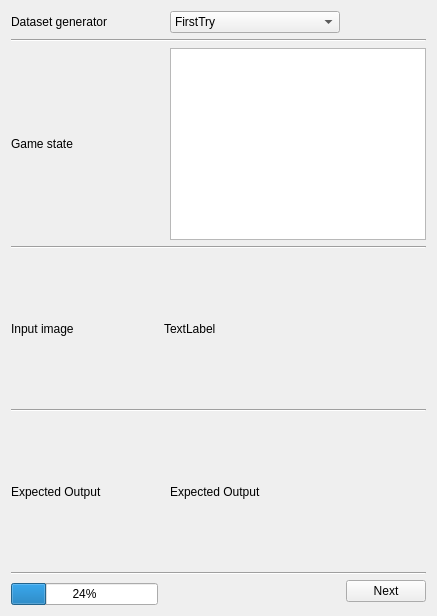
Old version of the form src/alphaDots/mldataview.ui in the repository ofenrohr/ksquares.
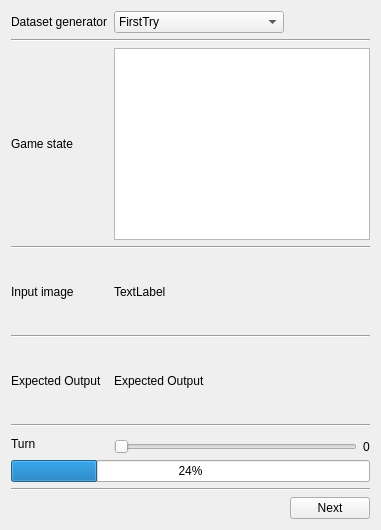
New version of the form.

Patch:
```diff
--- a/src/alphaDots/mldataview.ui
+++ b/src/alphaDots/mldataview.ui
@@ -6,8 +6,8 @@
    <rect>
     <x>0</x>
     <y>0</y>
-    <width>437</width>
-    <height>616</height>
+    <width>381</width>
+    <height>530</height>
    </rect>
   </property>
   <property name="windowTitle">
@@ -21,7 +21,7 @@
      </property>
     </widget>
    </item>
-   <item row="0" column="2">
+   <item row="0" column="1">
     <widget class="QComboBox" name="generatorSelector">
      <item>
       <property name="text">
@@ -45,7 +45,7 @@
      </item>
     </widget>
    </item>
-   <item row="1" column="0" colspan="4">
+   <item row="1" column="0" colspan="3">
     <widget class="Line" name="line_4">
      <property name="orientation">
       <enum>Qt::Horizontal</enum>
@@ -59,7 +59,7 @@
      </property>
     </widget>
    </item>
-   <item row="2" column="2" colspan="2">
+   <item row="2" column="1" colspan="2">
     <widget class="QGraphicsView" name="gameStateView">
      <property name="baseSize">
       <size>
@@ -69,7 +69,7 @@
      </property>
     </widget>
    </item>
-   <item row="3" column="0" colspan="4">
+   <item row="3" column="0" colspan="3">
     <widget class="Line" name="line_2">
      <property name="orientation">
       <enum>Qt::Horizontal</enum>
@@ -96,7 +96,7 @@
      </property>
     </widget>
    </item>
-   <item row="5" column="0" colspan="4">
+   <item row="5" column="0" colspan="3">
     <widget class="Line" name="line">
      <property name="orientation">
       <enum>Qt::Horizontal</enum>
@@ -110,7 +110,7 @@
      </property>
     </widget>
    </item>
-   <item row="6" column="2">
+   <item row="6" column="1" colspan="2">
     <widget class="QLabel" name="outputLbl">
      <property name="sizePolicy">
       <sizepolicy hsizetype="Expanding" vsizetype="Expanding">
@@ -123,27 +123,81 @@
      </property>
     </widget>
    </item>
-   <item row="7" column="0" rowspan="2" colspan="4">
+   <item row="7" column="0" colspan="3">
     <widget class="Line" name="line_3">
      <property name="orientation">
       <enum>Qt::Horizontal</enum>
      </property>
     </widget>
    </item>
-   <item row="8" column="3" rowspan="2">
-    <widget class="QPushButton" name="nextBtn">
+   <item row="8" column="0" rowspan="2">
+    <widget class="QLabel" name="label_5">
      <property name="text">
-      <string>Next</string>
+      <string>Turn </string>
      </property>
     </widget>
    </item>
-   <item row="9" column="0">
+   <item row="9" column="1" colspan="2">
+    <layout class="QHBoxLayout" name="horizontalLayout">
+     <item>
+      <widget class="QSlider" name="turnSlider">
+       <property name="orientation">
+        <enum>Qt::Horizontal</enum>
+       </property>
+       <property name="tickPosition">
+        <enum>QSlider::NoTicks</enum>
+       </property>
+      </widget>
+     </item>
+     <item>
+      <widget class="QLabel" name="turnLbl">
+       <property name="text">
+        <string>0</string>
+       </property>
+      </widget>
+     </item>
+    </layout>
+   </item>
+   <item row="10" column="0" colspan="3">
     <widget class="QProgressBar" name="progressBar">
      <property name="value">
       <number>24</number>
      </property>
     </widget>
    </item>
+   <item row="11" column="0" colspan="3">
+    <widget class="Line" name="line_5">
+     <property name="orientation">
+      <enum>Qt::Horizontal</enum>
+     </property>
+    </widget>
+   </item>
+   <item row="12" column="0" colspan="2">
+    <spacer name="horizontalSpacer">
+     <property name="orientation">
+      <enum>Qt::Horizontal</enum>
+     </property>
+     <property name="sizeHint" stdset="0">
+      <size>
+       <width>40</width>
+       <height>20</height>
+      </size>
+     </property>
+    </spacer>
+   </item>
+   <item row="12" column="2">
+    <widget class="QPushButton" name="nextBtn">
+     <property name="sizePolicy">
+      <sizepolicy hsizetype="Maximum" vsizetype="Fixed">
+       <horstretch>0</horstretch>
+       <verstretch>0</verstretch>
+      </sizepolicy>
+     </property>
+     <property name="text">
+      <string>Next</string>
+     </property>
+    </widget>
+   </item>
   </layout>
  </widget>
  <resources/>
```
Left out of the diff: 5 changed lines with no effect on the pictures.
